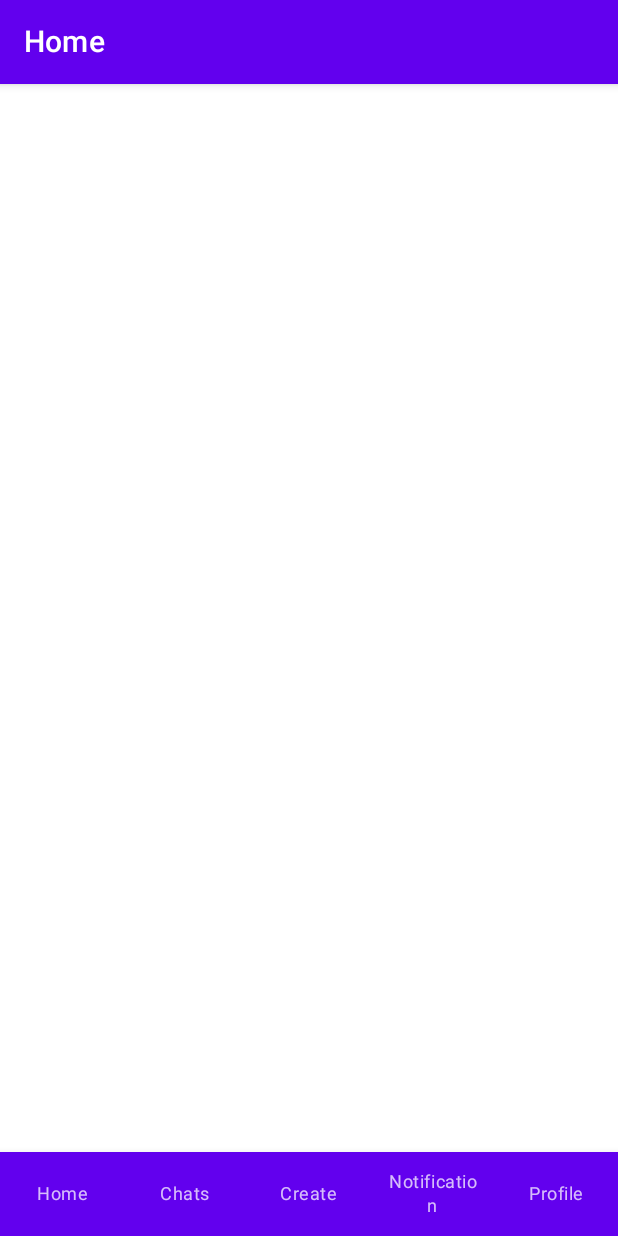
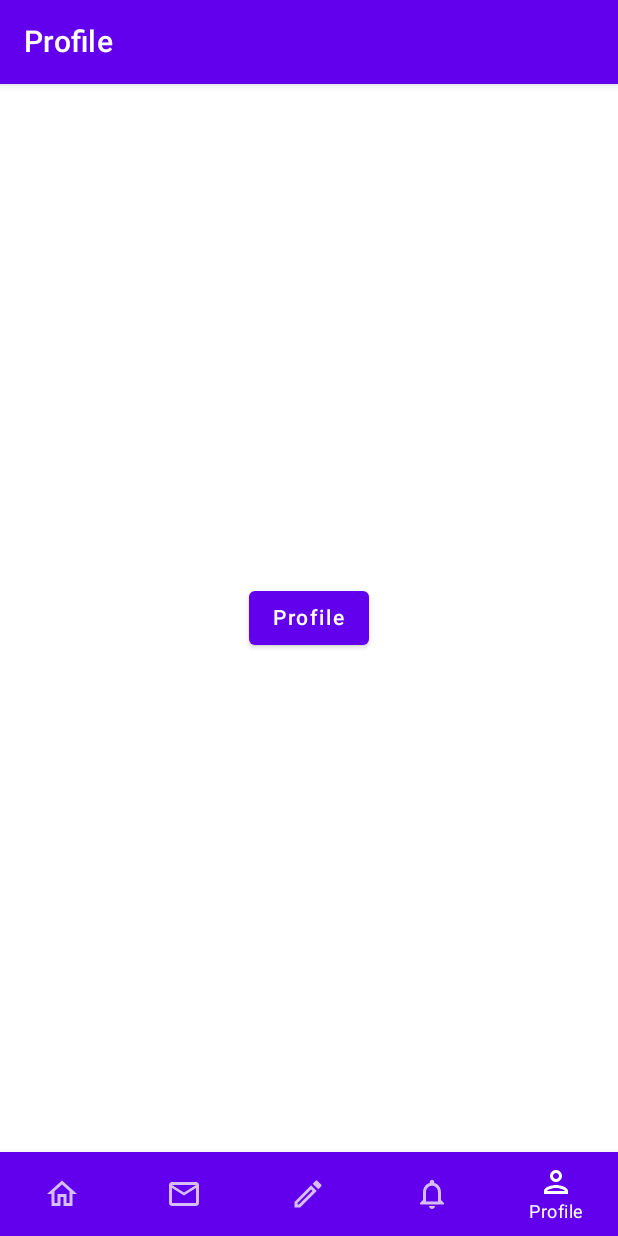
Before and after one commit to basurahan/Reddit-Lite, an Android app built with Jetpack Compose: the screen it shows after launch (MainActivity), item 5 of the bottom bar chosen, on a phone screen of 412 x 824 dp. Run offline under Robolectric (Android 15) with nearby library versions, the phone set to English and light mode, and no system bars; our stand-ins replace Compose Multiplatform resources.

Commit message:
feature: updated initial navigation

```diff
--- a/composeApp/src/androidMain/kotlin/link/limecode/reddit/lite/MainActivity.kt
+++ b/composeApp/src/androidMain/kotlin/link/limecode/reddit/lite/MainActivity.kt
@@ -3,13 +3,14 @@ package link.limecode.reddit.lite
 import android.os.Bundle
 import androidx.activity.ComponentActivity
 import androidx.activity.compose.setContent
+import androidx.activity.enableEdgeToEdge
 import androidx.compose.runtime.Composable
 import androidx.compose.ui.tooling.preview.Preview
 
 class MainActivity : ComponentActivity() {
     override fun onCreate(savedInstanceState: Bundle?) {
         super.onCreate(savedInstanceState)
-
+        enableEdgeToEdge()
         setContent {
             App()
         }
--- /dev/null
+++ b/composeApp/src/commonMain/composeResources/values/strings.xml
@@ -0,0 +1,11 @@
+<resources>
+    <string name="app_name">Reddit Lite</string>
+
+    <string name="home_tab_label">Home</string>
+    <string name="chat_tab_label">Chat</string>
+    <string name="create_post_tab_label">Create</string>
+    <string name="notification_tab_label">Notification</string>
+    <string name="profile_tab_label">Profile</string>
+
+    <string name="login_screen_label">Profile</string>
+</resources>
--- a/composeApp/src/commonMain/kotlin/link/limecode/reddit/lite/App.kt
+++ b/composeApp/src/commonMain/kotlin/link/limecode/reddit/lite/App.kt
@@ -1,11 +1,15 @@
 package link.limecode.reddit.lite
 
 import androidx.compose.foundation.layout.fillMaxSize
-import androidx.compose.foundation.layout.fillMaxWidth
-import androidx.compose.material.*
+import androidx.compose.foundation.layout.padding
+import androidx.compose.material.MaterialTheme
+import androidx.compose.material.Scaffold
 import androidx.compose.runtime.Composable
+import androidx.compose.runtime.getValue
 import androidx.compose.ui.Modifier
+import androidx.navigation.NavGraph.Companion.findStartDestination
 import androidx.navigation.compose.rememberNavController
+import link.limecode.reddit.lite.ui.components.RedditBottomNavBar
 import org.jetbrains.compose.ui.tooling.preview.Preview
 
 @Composable
@@ -19,60 +23,27 @@ fun App() {
 @Composable
 fun Root() {
     val navController = rememberNavController()
+    val currentSelectedTab by navController.currentTabAsState()
+
     Scaffold(
         bottomBar = {
-            BottomNavigation(
-                modifier = Modifier.fillMaxWidth()
-            ) {
-                BottomNavigationItem(
-                    selected = false,
-                    onClick = {},
-                    icon = {},
-                    label = {
-                        Text("Home")
+            RedditBottomNavBar(currentSelectedTab) { selected ->
+                navController.navigate(selected.asRoute()) {
+                    launchSingleTop = true
+                    restoreState = true
+
+                    navController.graph.findStartDestination().route?.let {
+                        popUpTo(it) {
+                            saveState = true
+                        }
                     }
-                )
-
-                BottomNavigationItem(
-                    selected = false,
-                    onClick = {},
-                    icon = {},
-                    label = {
-                        Text("Chats")
-                    }
-                )
-
-                BottomNavigationItem(
-                    selected = false,
-                    onClick = {},
-                    icon = {},
-                    label = {
-                        Text("Create")
-                    }
-                )
-
-                BottomNavigationItem(
-                    selected = false,
-                    onClick = {},
-                    icon = {},
-                    label = {
-                        Text("Notification")
-                    }
-                )
-                BottomNavigationItem(
-                    selected = false,
-                    onClick = {},
-                    icon = {},
-                    label = {
-                        Text("Profile")
-                    }
-                )
+                }
             }
         }
     ) {
         AppNavigation(
             navController = navController,
-            modifier = Modifier.fillMaxSize()
+            modifier = Modifier.fillMaxSize().padding(it)
         )
     }
 }
--- a/composeApp/src/commonMain/kotlin/link/limecode/reddit/lite/AppNavigation.kt
+++ b/composeApp/src/commonMain/kotlin/link/limecode/reddit/lite/AppNavigation.kt
@@ -1,13 +1,19 @@
 package link.limecode.reddit.lite
 
-import androidx.compose.runtime.Composable
+import androidx.compose.runtime.*
 import androidx.compose.ui.Modifier
+import androidx.navigation.NavController
+import androidx.navigation.NavDestination.Companion.hierarchy
 import androidx.navigation.NavGraphBuilder
 import androidx.navigation.NavHostController
 import androidx.navigation.compose.NavHost
 import androidx.navigation.compose.composable
 import androidx.navigation.navigation
-import link.limecode.reddit.lite.ui.pages.home.HomeScreen
+import link.limecode.reddit.lite.ui.pages.home.tabs.chat.ChatTabScreen
+import link.limecode.reddit.lite.ui.pages.home.tabs.create.CreatePostTabScreen
+import link.limecode.reddit.lite.ui.pages.home.tabs.home.HomeTabScreen
+import link.limecode.reddit.lite.ui.pages.home.tabs.notification.NotificationTabScreen
+import link.limecode.reddit.lite.ui.pages.home.tabs.profile.ProfileTabScreen
 import link.limecode.reddit.lite.ui.pages.login.LoginScreen
 
 internal sealed class Screen(val route: String) {
@@ -16,16 +22,24 @@ internal sealed class Screen(val route: String) {
     data object Login: Screen(route = "login")
 }
 
+enum class HomeTabs(val route: String) {
+    HOME("home"),
+    CHAT("chats"),
+    CREATE("create"),
+    NOTIFICATION("notifications"),
+    PROFILE("profile")
+}
+
 private sealed class RouteBuilder(
     private val route: String
 ) {
     fun createRoute(root: Screen) = "${root.route}/$route"
 
-    data object Home: RouteBuilder("home")
-    data object Chats: RouteBuilder("chats")
-    data object CreatePost: RouteBuilder("createpost")
-    data object Notification: RouteBuilder("notification")
-    data object Profile: RouteBuilder("profile")
+    data object HomeTab: RouteBuilder(HomeTabs.HOME.route)
+    data object ChatsTab: RouteBuilder(HomeTabs.CHAT.route)
+    data object CreatePostTab: RouteBuilder(HomeTabs.CREATE.route)
+    data object NotificationTab: RouteBuilder(HomeTabs.NOTIFICATION.route)
+    data object ProfileTab: RouteBuilder(HomeTabs.PROFILE.route)
 
     data object Login: RouteBuilder("login")
 }
@@ -43,13 +57,15 @@ internal fun AppNavigation(
 
         navigation(
             route = Screen.Home.route,
-            startDestination = RouteBuilder.Home.createRoute(Screen.Home)
+            startDestination = RouteBuilder.HomeTab.createRoute(Screen.Home)
         ) {
             addHomeStack()
             addChatsStack()
             addCreatePostStack()
             addNotificationStack()
-            addProfileStack()
+            addProfileStack(
+                navToLogin = { navController.navigate(Screen.Login.route) }
+            )
         }
 
         navigation(
@@ -64,31 +80,79 @@ internal fun AppNavigation(
 }
 
 private fun NavGraphBuilder.addHomeStack() {
-    composable(RouteBuilder.Home.createRoute(Screen.Home)) {
-        HomeScreen()
+    composable(RouteBuilder.HomeTab.createRoute(Screen.Home)) {
+        HomeTabScreen()
     }
 }
 
 private fun NavGraphBuilder.addChatsStack() {
-    composable(RouteBuilder.Chats.createRoute(Screen.Home)) {
-
+    composable(RouteBuilder.ChatsTab.createRoute(Screen.Home)) {
+        ChatTabScreen()
     }
 }
 
 private fun NavGraphBuilder.addCreatePostStack() {
-    composable(RouteBuilder.CreatePost.createRoute(Screen.Home)) {
-
+    composable(RouteBuilder.CreatePostTab.createRoute(Screen.Home)) {
+        CreatePostTabScreen()
     }
 }
 
 private fun NavGraphBuilder.addNotificationStack() {
-    composable(RouteBuilder.Notification.createRoute(Screen.Home)) {
-
+    composable(RouteBuilder.NotificationTab.createRoute(Screen.Home)) {
+        NotificationTabScreen()
     }
 }
 
-private fun NavGraphBuilder.addProfileStack() {
-    composable(RouteBuilder.Profile.createRoute(Screen.Home)) {
-
+private fun NavGraphBuilder.addProfileStack(
+    navToLogin: () -> Unit
+) {
+    composable(RouteBuilder.ProfileTab.createRoute(Screen.Home)) {
+        ProfileTabScreen(
+            navToLogin = { navToLogin() }
+        )
     }
 }
+
+@Composable
+internal fun NavController.currentTabAsState(): State<HomeTabs> {
+    val selectedItem = remember { mutableStateOf(HomeTabs.HOME) }
+
+    DisposableEffect(this) {
+        val listener = NavController.OnDestinationChangedListener { _, destination, _ ->
+            when {
+                destination.hierarchy.any { it.route == HomeTabs.HOME.asRoute() } -> {
+                    selectedItem.value = HomeTabs.HOME
+                }
+                destination.hierarchy.any { it.route == HomeTabs.CHAT.asRoute() } -> {
+                    selectedItem.value = HomeTabs.CHAT
+                }
+                destination.hierarchy.any { it.route == HomeTabs.CREATE.asRoute() } -> {
+                    selectedItem.value = HomeTabs.CREATE
+                }
+                destination.hierarchy.any { it.route == HomeTabs.NOTIFICATION.asRoute() } -> {
+                    selectedItem.value = HomeTabs.NOTIFICATION
+                }
+                destination.hierarchy.any { it.route == HomeTabs.PROFILE.asRoute() } -> {
+                    selectedItem.value = HomeTabs.PROFILE
+                }
+            }
+        }
+        addOnDestinationChangedListener(listener)
+
+        onDispose {
+            removeOnDestinationChangedListener(listener)
+        }
+    }
+
+    return selectedItem
+}
+
+internal fun HomeTabs.asRoute(): String {
+    return when (this) {
+        HomeTabs.HOME -> RouteBuilder.HomeTab.createRoute(Screen.Home)
+        HomeTabs.CHAT -> RouteBuilder.ChatsTab.createRoute(Screen.Home)
+        HomeTabs.CREATE -> RouteBuilder.CreatePostTab.createRoute(Screen.Home)
+        HomeTabs.NOTIFICATION -> RouteBuilder.NotificationTab.createRoute(Screen.Home)
+        HomeTabs.PROFILE -> RouteBuilder.ProfileTab.createRoute(Screen.Home)
+    }
+}
--- a/composeApp/src/commonMain/kotlin/link/limecode/reddit/lite/ui/components/RedditAppBar.kt
+++ b/composeApp/src/commonMain/kotlin/link/limecode/reddit/lite/ui/components/RedditAppBar.kt
@@ -1,5 +1,7 @@
 package link.limecode.reddit.lite.ui.components
 
+import androidx.compose.foundation.layout.WindowInsets
+import androidx.compose.foundation.layout.statusBars
 import androidx.compose.material.Text
 import androidx.compose.material.TopAppBar
 import androidx.compose.runtime.Composable
@@ -7,6 +9,7 @@ import androidx.compose.runtime.Composable
 @Composable
 fun RedditAppBar(title: String) {
     TopAppBar(
-        title = { Text(title) }
+        title = { Text(title) },
+        windowInsets = WindowInsets.statusBars
     )
 }
--- /dev/null
+++ b/composeApp/src/commonMain/kotlin/link/limecode/reddit/lite/ui/components/RedditBottomNavBar.kt
@@ -0,0 +1,104 @@
+package link.limecode.reddit.lite.ui.components
+
+import androidx.compose.foundation.layout.WindowInsets
+import androidx.compose.foundation.layout.fillMaxWidth
+import androidx.compose.foundation.layout.navigationBars
+import androidx.compose.material.BottomNavigation
+import androidx.compose.material.BottomNavigationItem
+import androidx.compose.material.Icon
+import androidx.compose.material.Text
+import androidx.compose.material.icons.Icons
+import androidx.compose.material.icons.outlined.*
+import androidx.compose.runtime.Composable
+import androidx.compose.ui.Modifier
+import link.limecode.reddit.lite.HomeTabs
+import org.jetbrains.compose.resources.stringResource
+import org.jetbrains.compose.ui.tooling.preview.Preview
+import redditlite.composeapp.generated.resources.*
+
+@Composable
+@Preview
+fun RedditBottomNavBar(
+    currentSelectedTab: HomeTabs,
+    onTabSelected: (HomeTabs) -> Unit
+) {
+    BottomNavigation(
+        modifier = Modifier.fillMaxWidth(),
+        windowInsets = WindowInsets.navigationBars
+    ) {
+        BottomNavigationItem(
+            selected = currentSelectedTab == HomeTabs.HOME,
+            onClick = { onTabSelected(HomeTabs.HOME) },
+            alwaysShowLabel = false,
+            icon = {
+                Icon(
+                   imageVector = Icons.Outlined.Home,
+                    contentDescription = null
+                )
+            },
+            label = {
+                Text(stringResource(Res.string.home_tab_label))
+            }
+        )
+
+        BottomNavigationItem(
+            selected = currentSelectedTab == HomeTabs.CHAT,
+            onClick = { onTabSelected(HomeTabs.CHAT) },
+            alwaysShowLabel = false,
+            icon = {
+                Icon(
+                    imageVector = Icons.Outlined.MailOutline,
+                     contentDescription = null
+                 )
+            },
+            label = {
+                Text(stringResource(Res.string.chat_tab_label))
+            }
+        )
+
+        BottomNavigationItem(
+            selected = currentSelectedTab == HomeTabs.CREATE,
+            onClick = { onTabSelected(HomeTabs.CREATE) },
+            alwaysShowLabel = false,
+            icon = {
+                Icon(
+                    imageVector = Icons.Outlined.Create,
+                     contentDescription = null
+                 )
+            },
+            label = {
+                Text(stringResource(Res.string.create_post_tab_label))
+            }
+        )
+
+        BottomNavigationItem(
+            selected = currentSelectedTab == HomeTabs.NOTIFICATION,
+            onClick = { onTabSelected(HomeTabs.NOTIFICATION) },
+            alwaysShowLabel = false,
+            icon = {
+                Icon(
+                    imageVector = Icons.Outlined.Notifications,
+                     contentDescription = null
+                 )
+            },
+            label = {
+                Text(stringResource(Res.string.notification_tab_label))
+            }
+        )
+
+        BottomNavigationItem(
+            selected = currentSelectedTab == HomeTabs.PROFILE,
+            onClick = { onTabSelected(HomeTabs.PROFILE) },
+            alwaysShowLabel = false,
+            icon = {
+                Icon(
+                    imageVector = Icons.Outlined.Person,
+                     contentDescription = null
+                 )
+            },
+            label = {
+                Text(stringResource(Res.string.profile_tab_label))
+            }
+        )
+    }
+}
--- a/composeApp/src/commonMain/kotlin/link/limecode/reddit/lite/ui/pages/home/HomeScreen.kt
+++ /dev/null
@@ -1,17 +0,0 @@
-package link.limecode.reddit.lite.ui.pages.home
-
-import androidx.compose.foundation.layout.fillMaxSize
-import androidx.compose.material.Scaffold
-import androidx.compose.runtime.Composable
-import androidx.compose.ui.Modifier
-import link.limecode.reddit.lite.ui.components.RedditAppBar
-
-@Composable
-fun HomeScreen() {
-    Scaffold(
-        topBar = { RedditAppBar("Home") },
-        modifier = Modifier.fillMaxSize()
-    ) {
-
-    }
-}
--- /dev/null
+++ b/composeApp/src/commonMain/kotlin/link/limecode/reddit/lite/ui/pages/home/tabs/chat/ChatTabScreen.kt
@@ -0,0 +1,20 @@
+package link.limecode.reddit.lite.ui.pages.home.tabs.chat
+
+import androidx.compose.foundation.layout.fillMaxSize
+import androidx.compose.material.Scaffold
+import androidx.compose.runtime.Composable
+import androidx.compose.ui.Modifier
+import link.limecode.reddit.lite.ui.components.RedditAppBar
+import org.jetbrains.compose.resources.stringResource
+import redditlite.composeapp.generated.resources.Res
+import redditlite.composeapp.generated.resources.chat_tab_label
+
+@Composable
+fun ChatTabScreen() {
+    Scaffold(
+        topBar = { RedditAppBar(stringResource(Res.string.chat_tab_label)) },
+        modifier = Modifier.fillMaxSize()
+    ) {
+
+    }
+}
--- /dev/null
+++ b/composeApp/src/commonMain/kotlin/link/limecode/reddit/lite/ui/pages/home/tabs/create/CreatePostTabScreen.kt
@@ -0,0 +1,20 @@
+package link.limecode.reddit.lite.ui.pages.home.tabs.create
+
+import androidx.compose.foundation.layout.fillMaxSize
+import androidx.compose.material.Scaffold
+import androidx.compose.runtime.Composable
+import androidx.compose.ui.Modifier
+import link.limecode.reddit.lite.ui.components.RedditAppBar
+import org.jetbrains.compose.resources.stringResource
+import redditlite.composeapp.generated.resources.Res
+import redditlite.composeapp.generated.resources.create_post_tab_label
+
+@Composable
+fun CreatePostTabScreen() {
+    Scaffold(
+        topBar = { RedditAppBar(stringResource(Res.string.create_post_tab_label)) },
+        modifier = Modifier.fillMaxSize()
+    ) {
+
+    }
+}
--- /dev/null
+++ b/composeApp/src/commonMain/kotlin/link/limecode/reddit/lite/ui/pages/home/tabs/home/HomeTabScreen.kt
@@ -0,0 +1,20 @@
+package link.limecode.reddit.lite.ui.pages.home.tabs.home
+
+import androidx.compose.foundation.layout.fillMaxSize
+import androidx.compose.material.Scaffold
+import androidx.compose.runtime.Composable
+import androidx.compose.ui.Modifier
+import link.limecode.reddit.lite.ui.components.RedditAppBar
+import org.jetbrains.compose.resources.stringResource
+import redditlite.composeapp.generated.resources.Res
+import redditlite.composeapp.generated.resources.home_tab_label
+
+@Composable
+fun HomeTabScreen() {
+    Scaffold(
+        topBar = { RedditAppBar(stringResource(Res.string.home_tab_label)) },
+        modifier = Modifier.fillMaxSize()
+    ) {
+
+    }
+}
--- /dev/null
+++ b/composeApp/src/commonMain/kotlin/link/limecode/reddit/lite/ui/pages/home/tabs/notification/NotificationTabScreen.kt
@@ -0,0 +1,20 @@
+package link.limecode.reddit.lite.ui.pages.home.tabs.notification
+
+import androidx.compose.foundation.layout.fillMaxSize
+import androidx.compose.material.Scaffold
+import androidx.compose.runtime.Composable
+import androidx.compose.ui.Modifier
+import link.limecode.reddit.lite.ui.components.RedditAppBar
+import org.jetbrains.compose.resources.stringResource
+import redditlite.composeapp.generated.resources.Res
+import redditlite.composeapp.generated.resources.notification_tab_label
+
+@Composable
+fun NotificationTabScreen() {
+    Scaffold(
+        topBar = { RedditAppBar(stringResource(Res.string.notification_tab_label)) },
+        modifier = Modifier.fillMaxSize()
+    ) {
+
+    }
+}
--- /dev/null
+++ b/composeApp/src/commonMain/kotlin/link/limecode/reddit/lite/ui/pages/home/tabs/profile/ProfileTabScreen.kt
@@ -0,0 +1,36 @@
+package link.limecode.reddit.lite.ui.pages.home.tabs.profile
+
+import androidx.compose.foundation.layout.Arrangement
+import androidx.compose.foundation.layout.Column
+import androidx.compose.foundation.layout.fillMaxSize
+import androidx.compose.material.Button
+import androidx.compose.material.Scaffold
+import androidx.compose.material.Text
+import androidx.compose.runtime.Composable
+import androidx.compose.ui.Alignment
+import androidx.compose.ui.Modifier
+import link.limecode.reddit.lite.ui.components.RedditAppBar
+import org.jetbrains.compose.resources.stringResource
+import redditlite.composeapp.generated.resources.Res
+import redditlite.composeapp.generated.resources.login_screen_label
+import redditlite.composeapp.generated.resources.profile_tab_label
+
+@Composable
+fun ProfileTabScreen(
+    navToLogin: () -> Unit
+) {
+    Scaffold(
+        topBar = { RedditAppBar(stringResource(Res.string.profile_tab_label)) },
+        modifier = Modifier.fillMaxSize()
+    ) {
+        Column(
+            modifier = Modifier.fillMaxSize(),
+            verticalArrangement = Arrangement.Center,
+            horizontalAlignment = Alignment.CenterHorizontally
+        ) {
+            Button(onClick = { navToLogin() }) {
+                Text(stringResource(Res.string.login_screen_label))
+            }
+        }
+    }
+}
```
Also changed, not shown: 1 other file.
